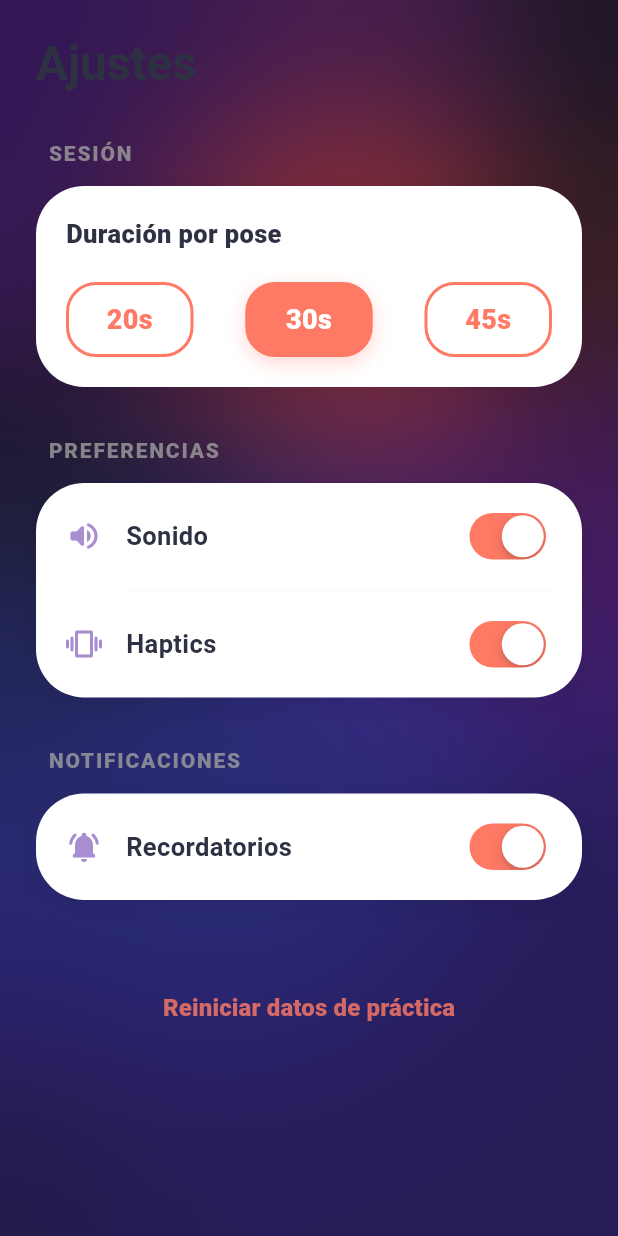
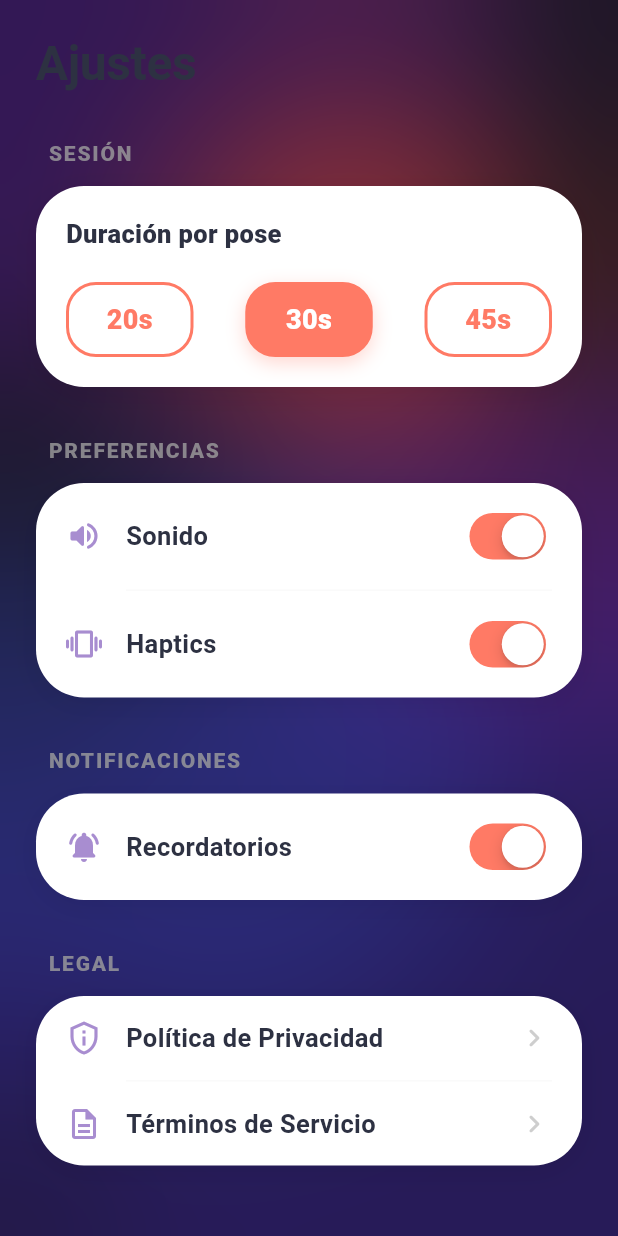
Before and after one commit to bautielcrack4-web/serenity-flow, a Flutter app: the SettingsScreen screen opened directly, on a phone screen of 412 x 824 dp. Run offline on Flutter 3.47's test engine with Material 3 defaults, Android fonts, the light colour scheme and no system bars; our stand-ins replace audioplayers, confetti, sensors_plus, sign_in_with_apple, supabase_flutter; missing offline and left inert: purchases_flutter; accounts and stored records are empty; network calls fail; Roboto replaces fonts that are missing (Outfit).

Commit message:
Add Delete Account functionality for App Store compliance

```diff
--- a/lib/screens/home/settings_screen.dart
+++ b/lib/screens/home/settings_screen.dart
@@ -4,6 +4,9 @@ import 'package:serenity_flow/core/design_system.dart';
 import 'package:serenity_flow/components/mesh_gradient_background.dart';
 import 'package:flutter/services.dart';
 import 'dart:ui' as api_ui;
+import 'package:url_launcher/url_launcher.dart';
+import 'package:serenity_flow/services/supabase_service.dart';
+import 'package:serenity_flow/main.dart'; // To restart app
 
 class SettingsScreen extends StatefulWidget {
   const SettingsScreen({super.key});
@@ -53,9 +56,24 @@ class _SettingsScreenState extends State<SettingsScreen> {
                       _buildSwitchTile("Recordatorios", _notificationsEnabled, Icons.notifications_active_rounded, (v) => setState(() => _notificationsEnabled = v)),
                     ]),
 
-                    const SizedBox(height: 48),
+                    const SizedBox(height: 32),
+
+                    _buildSectionPadding("LEGAL"),
+                    _buildSettingsCard([
+                      _buildActionTile("Política de Privacidad", Icons.privacy_tip_outlined, () {
+                         _launchUrl("https://sites.google.com/view/yunaapp/privacy-policy");
+                      }),
+                      _buildDivider(),
+                      _buildActionTile("Términos de Servicio", Icons.description_outlined, () {
+                         _launchUrl("https://sites.google.com/view/yunaapp/terms-of-service");
+                      }),
+                    ]),
+
+                    const SizedBox(height: 32),
                     _buildResetButton(),
-                    const SizedBox(height: 120),
+                    const SizedBox(height: 20),
+                    _buildDeleteAccountButton(),
+                    const SizedBox(height: 60),
                   ],
                 ),
               ),
@@ -155,4 +173,72 @@ class _SettingsScreenState extends State<SettingsScreen> {
       ),
     );
   }
+
+  Widget _buildActionTile(String title, IconData icon, VoidCallback onTap) {
+    return InkWell(
+      onTap: () {
+        HapticFeedback.lightImpact();
+        onTap();
+      },
+      child: Padding(
+        padding: const EdgeInsets.symmetric(horizontal: 20, vertical: 16),
+        child: Row(
+          children: [
+            Icon(icon, color: AppColors.lavender, size: 24),
+            const SizedBox(width: 16),
+            Expanded(child: Text(title, style: const TextStyle(fontSize: 17, fontWeight: FontWeight.bold, color: AppColors.dark))),
+            Icon(Icons.chevron_right_rounded, color: AppColors.gray.withOpacity(0.5)),
+          ],
+        ),
+      ),
+    );
+  }
+
+  Widget _buildDeleteAccountButton() {
+    return Center(
+      child: TextButton(
+        onPressed: () {
+          // Confirm Dialog
+          showDialog(
+            context: context,
+            builder: (context) => CupertinoAlertDialog(
+              title: const Text("Eliminar Cuenta"),
+              content: const Text("¿Estás seguro? Esta acción es irreversible y borrará todo tu progreso."),
+              actions: [
+                CupertinoDialogAction(
+                  child: const Text("Cancelar"),
+                  onPressed: () => Navigator.pop(context),
+                ),
+                CupertinoDialogAction(
+                  isDestructiveAction: true,
+                  child: const Text("Eliminar"),
+                  onPressed: () async {
+                    Navigator.pop(context); // Close dialog
+                    await SupabaseService().deleteAccount();
+                    if (!mounted) return;
+                    // Restart App
+                     Navigator.of(context).pushAndRemoveUntil(
+                      MaterialPageRoute(builder: (context) => const SerenityFlowApp()),
+                      (Route<dynamic> route) => false,
+                    );
+                  },
+                ),
+              ],
+            ),
+          );
+        },
+        child: Text(
+          "Eliminar Cuenta",
+          style: TextStyle(color: Colors.red.withOpacity(0.6), fontSize: 14, fontWeight: FontWeight.bold),
+        ),
+      ),
+    );
+  }
+
+  Future<void> _launchUrl(String url) async {
+    final uri = Uri.parse(url);
+    if (await canLaunchUrl(uri)) {
+      await launchUrl(uri);
+    }
+  }
 }
```
Also changed, not shown: lib/services/supabase_service.dart (+13 -0 lines).
